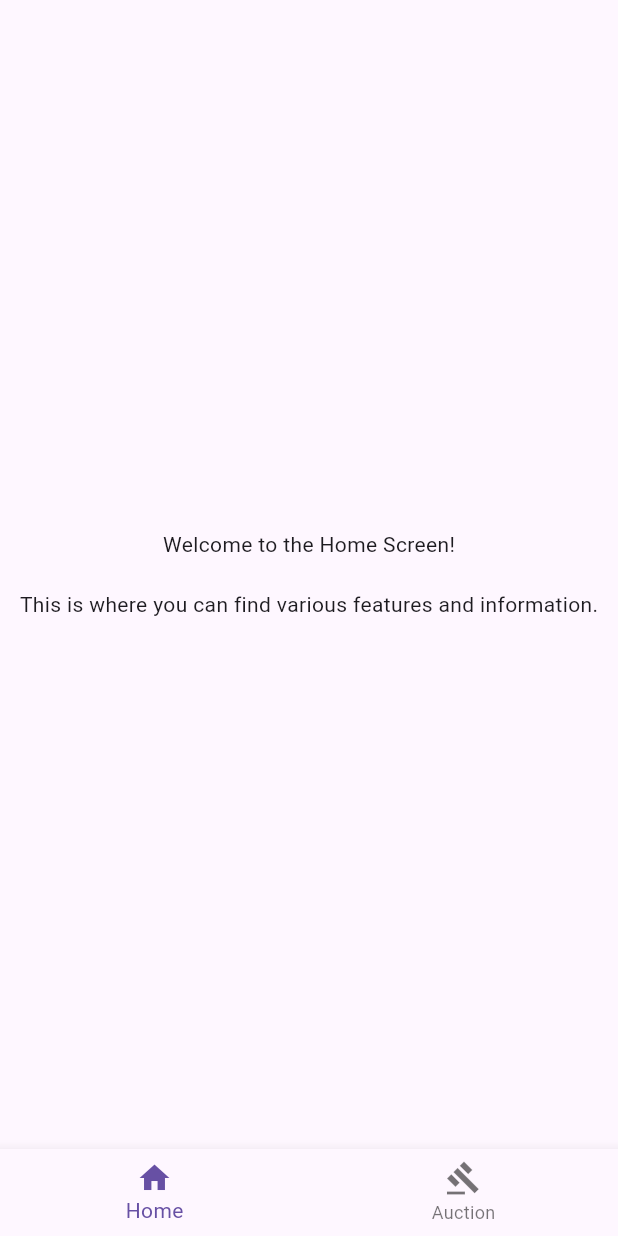
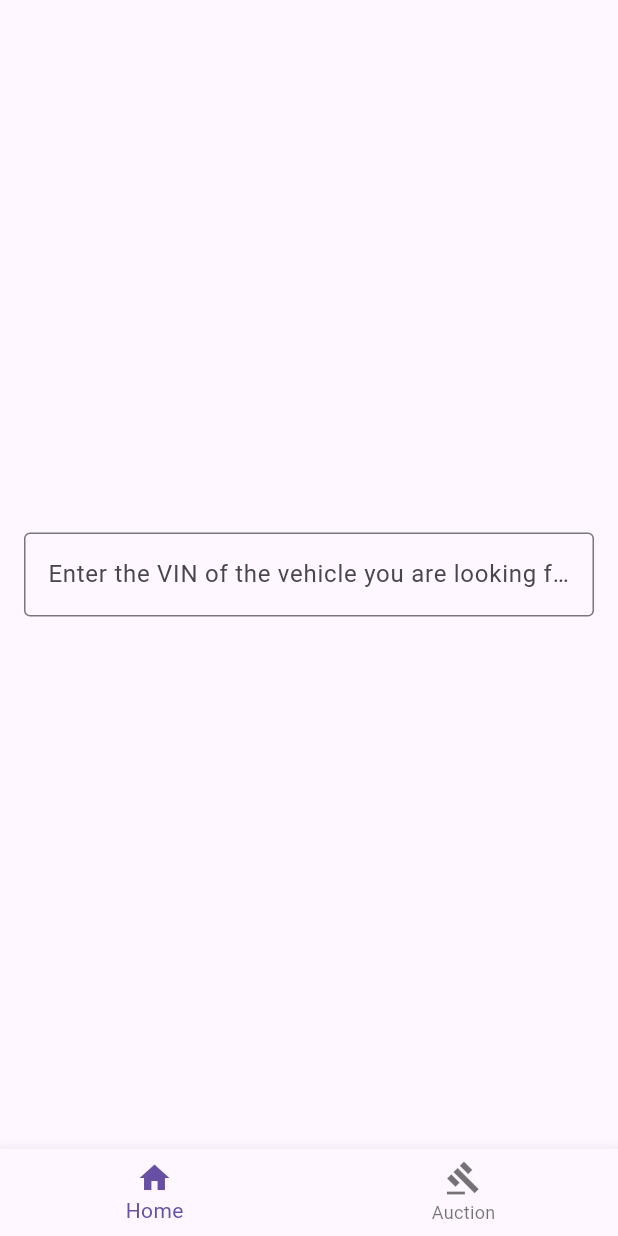
Before and after one commit to BrunoGiacoboPinto/cos, a Flutter app: the screen it shows after launch, on a phone screen of 412 x 824 dp. Run offline on Flutter 3.47's test engine with Material 3 defaults, Android fonts, the phone set to English and light mode, and no system bars; our stand-ins replace freezed_annotation, go_router, stack_trace.

Commit message:
feat: update HomeScreen to include VIN input field

```diff
--- a/lib/home/widgets/home_screen.dart
+++ b/lib/home/widgets/home_screen.dart
@@ -5,15 +5,22 @@ final class HomeScreen extends StatelessWidget {
 
   @override
   Widget build(BuildContext context) {
-    return Center(
-      child: Column(
-        mainAxisAlignment: MainAxisAlignment.center,
-        children: const [
-          Text('Welcome to the Home Screen!'),
-          SizedBox(height: 20),
-          Text('This is where you can find various features and information.'),
-        ],
-      ),
+    return Column(
+      mainAxisAlignment: MainAxisAlignment.center,
+      children: [
+        Padding(
+          padding: const EdgeInsets.all(16.0),
+          child: TextField(
+            decoration: InputDecoration(
+              hintText: 'Enter the VIN of the vehicle you are looking for',
+              border: const OutlineInputBorder(),
+            ),
+            keyboardType: TextInputType.text,
+            maxLength: 17,
+            buildCounter: (context, {required currentLength, required isFocused, required maxLength}) => const SizedBox.shrink(),
+          ),
+        ),
+      ],
     );
   }
 }
```
